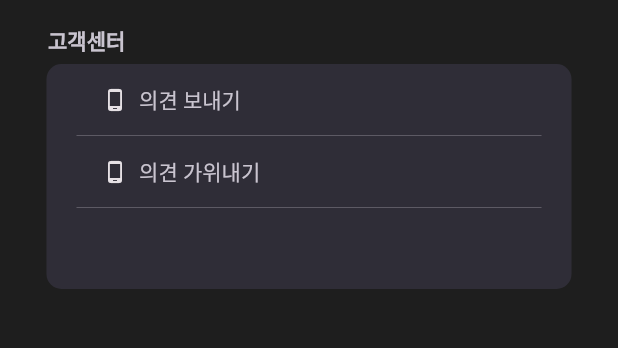
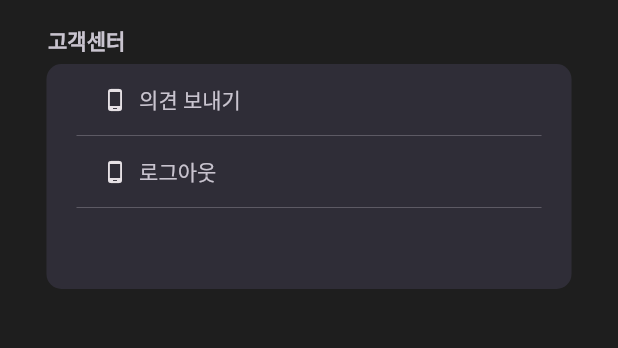
Before and after one commit to dmsvk0217/holydiary, a Flutter app: the screen it shows once a user with an empty profile is signed in, swiped to page 5, on a phone screen of 412 x 824 dp, the part 59-407 px from its top. Run offline on Flutter 3.47's test engine with Material 2 defaults, Android fonts, the phone set to English and light mode, and no system bars; our stand-ins replace accordion, cloud_firestore, firebase_auth, firebase_core, flutter_dotenv, get and 2 more; missing offline and left inert: flutterfire_ui; accounts and stored records are empty; Roboto replaces fonts that are missing (GmarketSans).

Commit message:
파이팅

```diff
--- a/lib/view/pages/setting_page.dart
+++ b/lib/view/pages/setting_page.dart
@@ -76,7 +76,7 @@ class SettingPage extends StatelessWidget {
                         color: ColorManager.navIcon,
                       ),
                       label: Text(
-                        "의견 가위내기",
+                        "로그아웃",
                         style: TextStyle(
                             fontSize: FontSize.s14, color: ColorManager.text),
                       ),
```
